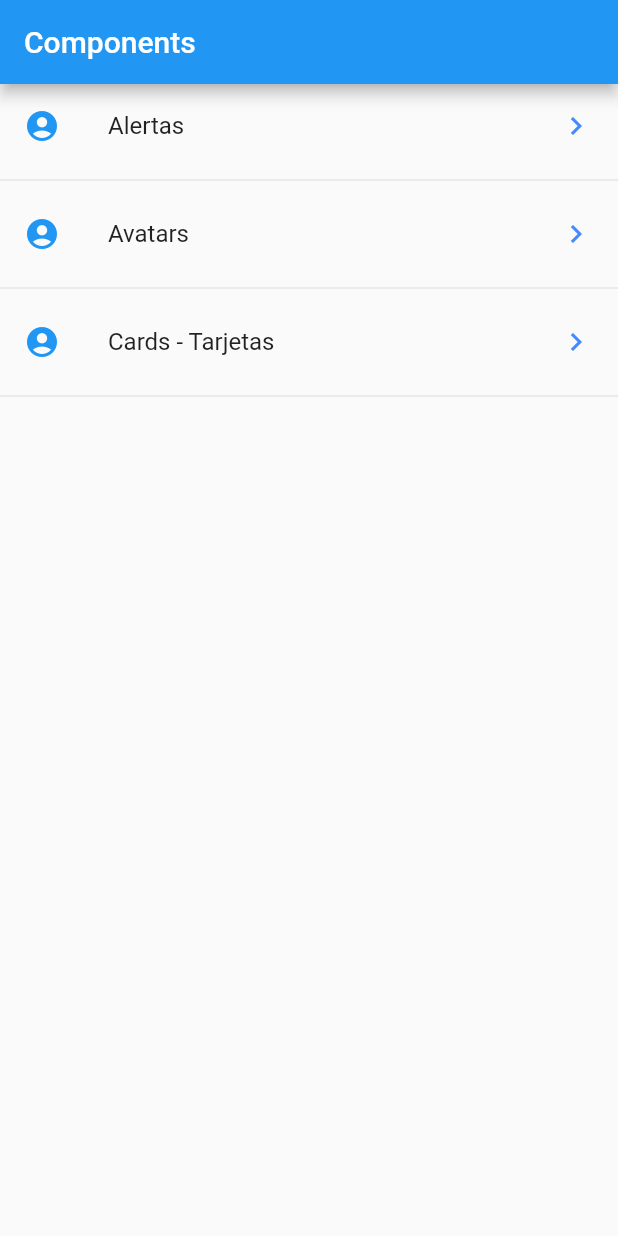
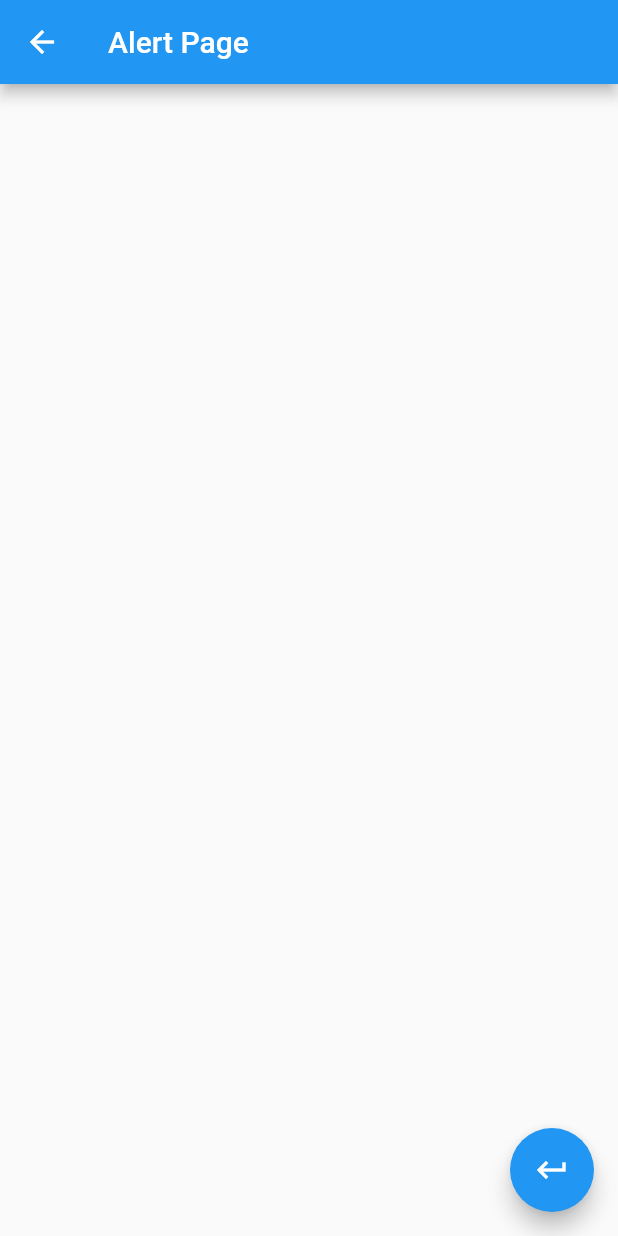
Before and after one commit to josephpenafiel/flutter-widgets, a Flutter app: the screen it shows after launch, after a tap on "Alertas", on a phone screen of 412 x 824 dp. Run offline on Flutter 3.47's test engine with Material 2 defaults, Android fonts, the phone set to English and light mode, and no system bars.

Commit message:
alert & avatar pages, added routing

```diff
--- a/lib/main.dart
+++ b/lib/main.dart
@@ -1,3 +1,5 @@
+import 'package:components/src/pages/alert_page.dart';
+import 'package:components/src/pages/avatar_page.dart';
 import 'package:components/src/pages/home_page.dart';
 // import 'package:components/src/pages/home_temp.dart';
 import 'package:flutter/material.dart';
@@ -10,7 +12,13 @@ class MyApp extends StatelessWidget {
     return MaterialApp(
       debugShowCheckedModeBanner: false,
       title: 'Material App',
-      home: HomePage(),
+      // home: HomePage(),
+      initialRoute: '/',
+      routes: <String, WidgetBuilder>{
+        '/': (BuildContext context) => HomePage(),
+        'alert': (BuildContext context) => AlertPage(),
+        'avatar': (BuildContext context) => AvatarPage(),
+      },
     );
   }
 }
--- /dev/null
+++ b/lib/src/pages/alert_page.dart
@@ -0,0 +1,18 @@
+import 'package:flutter/material.dart';
+
+class AlertPage extends StatelessWidget {
+  @override
+  Widget build(BuildContext cxt) {
+    return Scaffold(
+      appBar: AppBar(
+        title: Text('Alert Page'),
+      ),
+      floatingActionButton: FloatingActionButton(
+        child: Icon(Icons.keyboard_return),
+        onPressed: () {
+          Navigator.pop(cxt);
+        },
+      ),
+    );
+  }
+}
--- a/lib/src/pages/home_page.dart
+++ b/lib/src/pages/home_page.dart
@@ -1,4 +1,7 @@
+// import 'package:components/src/pages/alert_page.dart';
+// import 'package:components/src/pages/avatar_page.dart';
 import 'package:components/src/providers/menu_provider.dart';
+import 'package:components/src/utils/icon_string_util.dart';
 import 'package:flutter/material.dart';
 
 class HomePage extends StatelessWidget {
@@ -18,20 +21,24 @@ class HomePage extends StatelessWidget {
       initialData: [],
       builder: (BuildContext cxt, AsyncSnapshot<List<dynamic>> snapshot) {
         return ListView(
-          children: _itemsList(snapshot.data),
+          children: _itemsList(snapshot.data, cxt),
         );
       },
     );
   }
 
-  List<Widget> _itemsList(List<dynamic> data) {
+  List<Widget> _itemsList(List<dynamic> data, BuildContext cxt) {
     final List<Widget> opts = [];
     data.forEach((d) {
       final tmpWidget = ListTile(
         title: Text(d['texto']),
-        leading: Icon(Icons.account_circle, color: Colors.blue),
+        leading: getIcon(d['icon']),
         trailing: Icon(Icons.keyboard_arrow_right, color: Colors.blueAccent),
-        onTap: () {},
+        onTap: () {
+          Navigator.pushNamed(cxt, d['ruta']);
+          // final route = MaterialPageRoute(builder: (cxt) => AlertPage());
+          // Navigator.push(cxt, route);
+        },
       );
 
       opts..add(tmpWidget)..add(Divider());
```
Also changed, not shown: lib/src/pages/avatar_page.dart (added, +12 -0 lines), lib/src/utils/icon_string_util.dart (added, +9 -0 lines).
